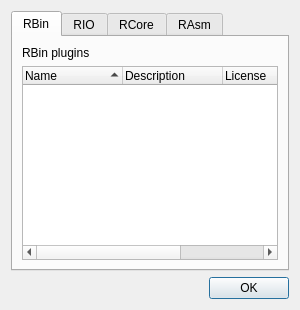
First picture: the form in src/dialogs/R2PluginsDialog.ui, repository rizinorg/cutter, before the edit.
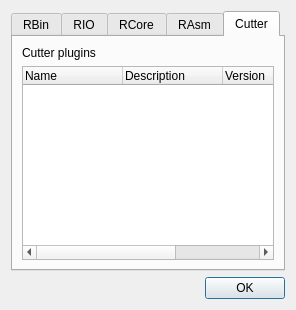
Second picture: the form after the edit.

Commit message: Added Cutter plugins listing

What changed in the file:
```diff
--- a/src/dialogs/R2PluginsDialog.ui
+++ b/src/dialogs/R2PluginsDialog.ui
@@ -2,12 +2,23 @@
 <ui version="4.0">
  <class>R2PluginsDialog</class>
  <widget class="QDialog" name="R2PluginsDialog">
+  <property name="geometry">
+   <rect>
+    <x>0</x>
+    <y>0</y>
+    <width>296</width>
+    <height>310</height>
+   </rect>
+  </property>
   <property name="windowTitle">
    <string>radare2 plugin information</string>
   </property>
   <layout class="QVBoxLayout" name="verticalLayout_6">
    <item>
     <widget class="QTabWidget" name="tabWidget">
+     <property name="currentIndex">
+      <number>4</number>
+     </property>
      <widget class="QWidget" name="RBinTab">
       <attribute name="title">
        <string>RBin</string>
@@ -168,6 +179,44 @@
        </item>
       </layout>
      </widget>
+     <widget class="QWidget" name="CutterTab">
+      <attribute name="title">
+       <string>Cutter</string>
+      </attribute>
+      <layout class="QVBoxLayout" name="verticalLayout_6">
+       <item>
+        <widget class="QLabel" name="CutterLabel">
+         <property name="text">
+          <string>Cutter plugins</string>
+         </property>
+        </widget>
+       </item>
+       <item>
+        <widget class="QTreeWidget" name="CutterTreeWidget">
+         <column>
+          <property name="text">
+           <string>Name</string>
+          </property>
+         </column>
+         <column>
+          <property name="text">
+           <string>Description</string>
+          </property>
+         </column>
+         <column>
+          <property name="text">
+           <string>Version</string>
+          </property>
+         </column>
+         <column>
+          <property name="text">
+           <string>Author</string>
+          </property>
+         </column>
+        </widget>
+       </item>
+      </layout>
+     </widget>
     </widget>
    </item>
    <item>
```
The commit also changes 9 other files.
